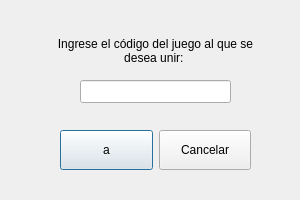
Before: the Qt Designer form ClientProject/gui/JoinGameWindow.ui in ErickCR12/Scrabble, drawn with Qt 5.
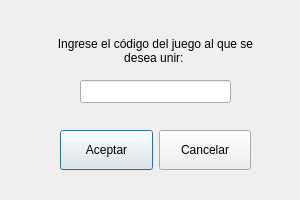
After: the same form once the commit is applied.

Patch:
```diff
--- a/ClientProject/gui/JoinGameWindow.ui
+++ b/ClientProject/gui/JoinGameWindow.ui
@@ -32,7 +32,7 @@
        </size>
       </property>
       <property name="text">
-       <string>a</string>
+       <string>Aceptar</string>
       </property>
      </widget>
     </item>
```
